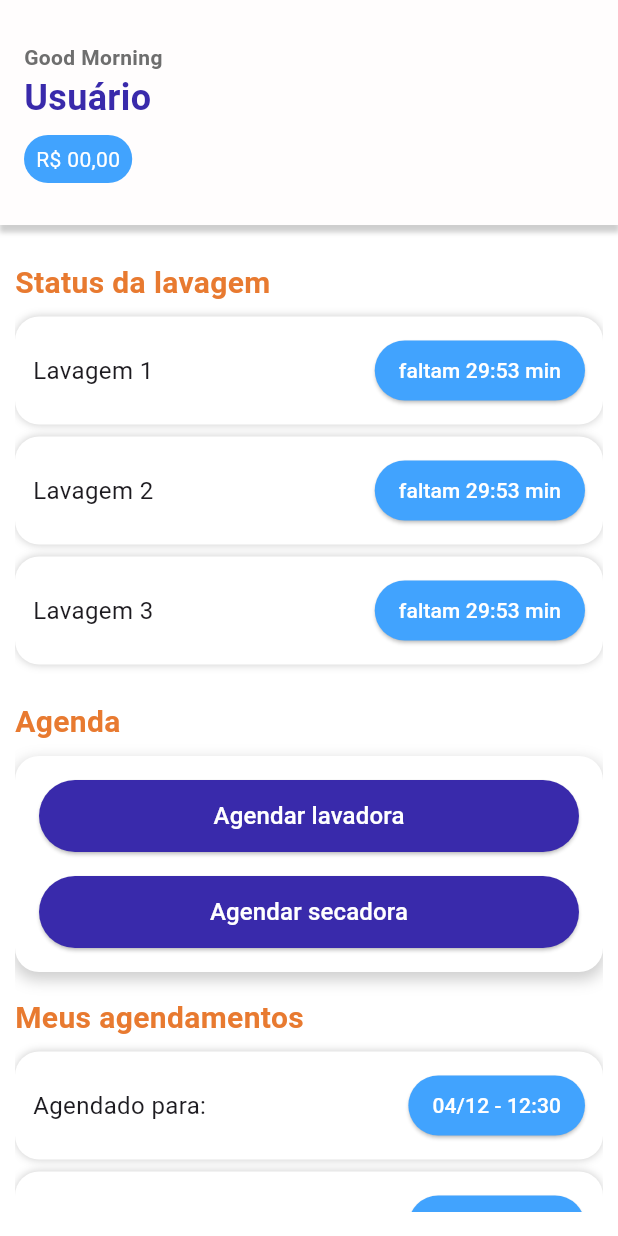
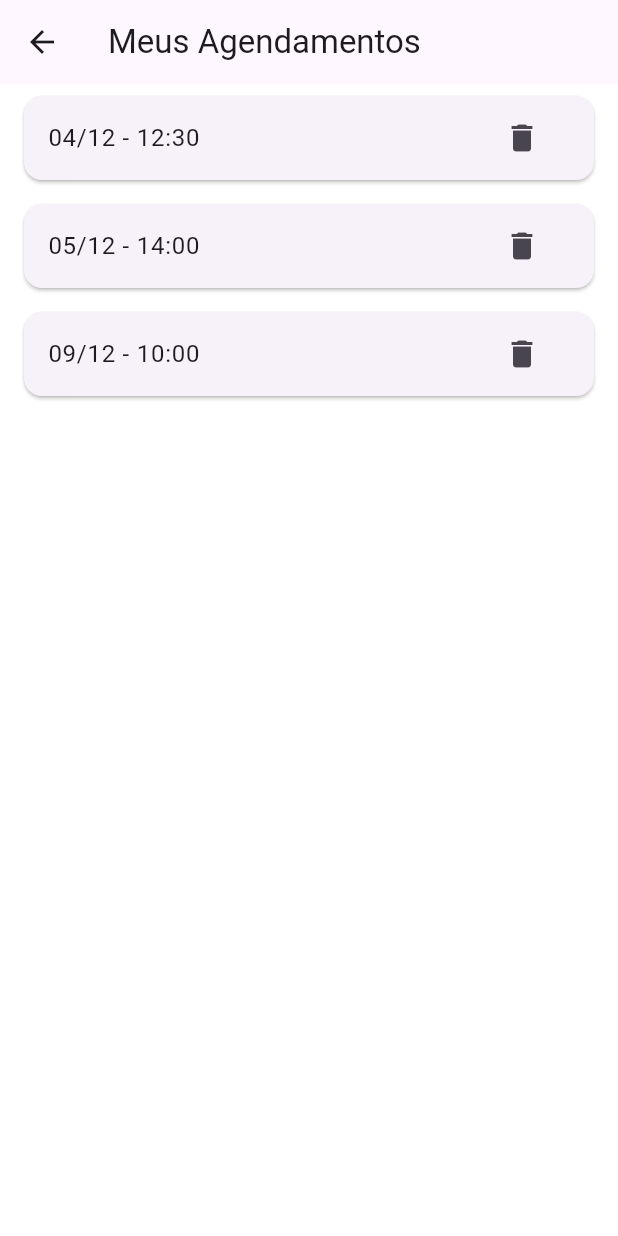
Before and after one commit to EduardoSimasL/flutter_lavapp, a Flutter app: the screen it shows after launch, after a tap on "04/12 - 12:30", on a phone screen of 412 x 824 dp. Run offline on Flutter 3.47's test engine with Material 3 defaults, Android fonts, the phone set to English and light mode, and no system bars; our stand-ins replace bloc, flutter_bloc.

Commit message:
Navegação da myschedulepage

```diff
--- a/analysis_options.yaml
+++ b/analysis_options.yaml
@@ -1 +1,4 @@
 include: package:flutter_lints/flutter.yaml
+analyzer:
+  errors:
+    prefer_typing_uninitialized_variables: ignore
--- a/lib/blocs/navigation_bloc.dart
+++ b/lib/blocs/navigation_bloc.dart
@@ -13,8 +13,14 @@ class NavigationBloc extends Bloc<NavigationEvent, NavigationState> {
       emit(HomeState());
     });
 
-    on<NavigateToLiveMachinesPage>((event, emit) { // Novo evento
+    on<NavigateToLiveMachinesPage>((event, emit) {
+      // Novo evento
       emit(LiveMachinesState());
+    });
+
+    on<NavigateToMySchedulePage>((event, emit) {
+      // Novo evento
+      emit(MyScheduleState());
     });
   }
 }
--- a/lib/blocs/navigation_event.dart
+++ b/lib/blocs/navigation_event.dart
@@ -5,3 +5,5 @@ class NavigateToHomePage extends NavigationEvent {}
 class NavigateToSchedulePage extends NavigationEvent {}
 
 class NavigateToLiveMachinesPage extends NavigationEvent {} // Novo evento
+
+class NavigateToMySchedulePage extends NavigationEvent {}
--- a/lib/blocs/navigation_state.dart
+++ b/lib/blocs/navigation_state.dart
@@ -5,3 +5,5 @@ class HomeState extends NavigationState {}
 class ScheduleState extends NavigationState {}
 
 class LiveMachinesState extends NavigationState {} // Novo estado
+
+class MyScheduleState extends NavigationState {}
--- a/lib/home_page.dart
+++ b/lib/home_page.dart
@@ -1,72 +1,71 @@
 import 'package:flutter/material.dart';
 import 'package:flutter_bloc/flutter_bloc.dart';
-import 'blocs/navigation_bloc.dart';
-import 'blocs/navigation_event.dart';
-import 'blocs/navigation_state.dart';
-// import 'schedule_page.dart';
-// import 'live_machines_page.dart';
+import 'package:Lavapp/blocs/navigation_bloc.dart';
+import 'package:Lavapp/blocs/navigation_event.dart';
+import 'package:Lavapp/blocs/navigation_state.dart';
+import 'package:Lavapp/my_schedule_page.dart';
 import 'package:Lavapp/utils/colors.dart';
 
 class HomePage extends StatelessWidget {
-
   final List<String> statusItems = ['Lavagem 1', 'Lavagem 2', 'Lavagem 3'];
-  final List<String> agendamentoItems = ['04/12 - 12:30', '05/12 - 14:00', '06/12 - 10:00'];
+  final List<String> agendamentoItems = [
+    '04/12 - 12:30',
+    '05/12 - 14:00',
+    '06/12 - 10:00'
+  ];
 
   @override
   Widget build(BuildContext context) {
     return BlocListener<NavigationBloc, NavigationState>(
       listener: (context, state) {
-        if (state is ScheduleState) {
-          // Navigator.push(
-          //   context,
-          //   MaterialPageRoute(builder: (context) => SchedulePage()),
-          // );
-        } else if (state is LiveMachinesState) {
-          // Navigator.push(
-          //   context,
-          //   MaterialPageRoute(builder: (context) => LiveMachinesPage()),
-          // );
+        if (state is MyScheduleState) {
+          Navigator.push(
+            context,
+            MaterialPageRoute(builder: (context) => MySchedulePage()),
+          );
         } else if (state is HomeState) {
           Navigator.popUntil(context, (route) => route.isFirst);
         }
       },
       child: Scaffold(
         appBar: PreferredSize(
-          preferredSize:
-              const Size.fromHeight(150.0), // Aumentando a altura da AppBar
+          preferredSize: const Size.fromHeight(150.0),
           child: Container(
             decoration: BoxDecoration(
-              color: AppColors.white, // Cor da AppBar
+              color: AppColors.white,
               boxShadow: [
                 BoxShadow(
                   color: Colors.grey.withOpacity(0.5),
                   spreadRadius: 1,
                   blurRadius: 2,
-                  offset: Offset(0, 4), // Sombra na parte de baixo
+                  offset: Offset(0, 4),
                 ),
               ],
             ),
             child: AppBar(
-              backgroundColor: AppColors
-                  .white, // Deixa transparente para o Container cuidar da cor
-              elevation: 0, // Remove a sombra padrão da AppBar
+              backgroundColor: AppColors.white,
+              elevation: 0,
               flexibleSpace: Padding(
-                padding: const EdgeInsets.symmetric(
-                    horizontal: 16.0, vertical: 20.0),
+                padding: const EdgeInsets.symmetric(horizontal: 16.0, vertical: 20.0),
                 child: Column(
                   mainAxisAlignment: MainAxisAlignment.center,
                   crossAxisAlignment: CrossAxisAlignment.start,
                   children: [
-                    const Text('Good Morning',
+                    const Text(
+                      'Good Morning',
                       style: TextStyle(
                         color: AppColors.gray,
                         fontWeight: FontWeight.bold,
-                        )),
-                    const Text('Usuário',
+                      ),
+                    ),
+                    const Text(
+                      'Usuário',
                       style: TextStyle(
                         fontSize: 24,
                         color: AppColors.darkBlue,
-                            fontWeight: FontWeight.bold)),
+                        fontWeight: FontWeight.bold,
+                      ),
+                    ),
                     const SizedBox(height: 8),
                     Container(
                       padding: const EdgeInsets.symmetric(horizontal: 8, vertical: 6),
@@ -74,8 +73,10 @@ class HomePage extends StatelessWidget {
                         color: AppColors.lightBlue,
                         borderRadius: BorderRadius.circular(20),
                       ),
-                      child: const Text('R\$ 00,00',
-                          style: TextStyle(color: Colors.white)),
+                      child: const Text(
+                        'R\$ 00,00',
+                        style: TextStyle(color: Colors.white),
+                      ),
                     ),
                   ],
                 ),
@@ -84,15 +85,12 @@ class HomePage extends StatelessWidget {
           ),
         ),
         body: Padding(
-          padding: const EdgeInsets.only(
-              left: 10.0, right: 10.0, bottom: 16.0, top: 0),
+          padding: const EdgeInsets.all(10.0),
           child: SingleChildScrollView(
             child: Column(
               crossAxisAlignment: CrossAxisAlignment.start,
               children: [
                 const SizedBox(height: 24),
-                // _buildUserInfoSection(),
-                // const SizedBox(height: 16),
                 _buildSectionTitle('Status da lavagem'),
                 const SizedBox(height: 8),
                 _buildStatusLavagem(context, statusItems),
@@ -112,13 +110,6 @@ class HomePage extends StatelessWidget {
     );
   }
 
-  // Widget _buildUserInfoSection() {
-  //   return Row(
-  //     mainAxisAlignment: MainAxisAlignment.spaceBetween,
-  //     children: [],
-  //   );
-  // }
-
   Widget _buildSectionTitle(String title) {
     return Text(
       title,
@@ -132,41 +123,40 @@ class HomePage extends StatelessWidget {
 
   Widget _buildStatusLavagem(BuildContext context, List<String> items) {
     return Column(
-    children: items
-        .map((item) => Padding(
+      children: items.map((item) {
+        return Padding(
           padding: const EdgeInsets.only(bottom: 8.0),
           child: _buildLavagemItem(context, item),
-            ))
-        .toList(),
+        );
+      }).toList(),
     );
   }
 
   Widget _buildAgendamentos(BuildContext context, List<String> items) {
     return Column(
-    children: items
-        .map((item) => Padding(
+      children: items.map((item) {
+        return Padding(
           padding: const EdgeInsets.only(bottom: 8.0),
           child: _buildAgendamentoItem(context, item),
-            ))
-        .toList(),
+        );
+      }).toList(),
     );
   }
 
-
   Widget _buildLavagemItem(BuildContext context, String title) {
     return Container(
-      padding: EdgeInsets.all(12),
+      padding: const EdgeInsets.all(12),
       decoration: BoxDecoration(
         color: Colors.white,
         borderRadius: BorderRadius.circular(16),
         boxShadow: [
-          BoxShadow(blurRadius: 4, color: Colors.grey.withOpacity(0.5))
+          BoxShadow(blurRadius: 4, color: Colors.grey.withOpacity(0.5)),
         ],
       ),
       child: Row(
         mainAxisAlignment: MainAxisAlignment.spaceBetween,
         children: [
-          Text(title, style: TextStyle(fontSize: 16)),
+          Text(title, style: const TextStyle(fontSize: 16)),
           _buildTimeRemaining(context),
         ],
       ),
@@ -175,12 +165,12 @@ Widget _buildAgendamentos(BuildContext context, List<String> items) {
 
   Widget _buildAgendamentoItem(BuildContext context, String scheduleTime) {
     return Container(
-      padding: EdgeInsets.all(12),
+      padding: const EdgeInsets.all(12),
       decoration: BoxDecoration(
         color: Colors.white,
         borderRadius: BorderRadius.circular(16),
         boxShadow: [
-          BoxShadow(blurRadius: 4, color: Colors.grey.withOpacity(0.5))
+          BoxShadow(blurRadius: 4, color: Colors.grey.withOpacity(0.5)),
         ],
       ),
       child: Row(
@@ -196,17 +186,16 @@ Widget _buildAgendamentos(BuildContext context, List<String> items) {
   Widget _buildTimeRemaining(BuildContext context) {
     return ElevatedButton(
       style: ElevatedButton.styleFrom(
-      padding: EdgeInsets.symmetric(horizontal: 16, vertical: 8),
+        padding: const EdgeInsets.symmetric(horizontal: 16, vertical: 8),
         backgroundColor: AppColors.lightBlue,
         shape: RoundedRectangleBorder(
           borderRadius: BorderRadius.circular(20),
         ),
       ),
       onPressed: () {
-      // Adicione a ação aqui
         BlocProvider.of<NavigationBloc>(context).add(NavigateToLiveMachinesPage());
       },
-    child: Text(
+      child: const Text(
         'faltam 29:53 min',
         style: TextStyle(color: Colors.white),
       ),
@@ -216,27 +205,25 @@ Widget _buildAgendamentos(BuildContext context, List<String> items) {
   Widget _buildTimeScheduled(BuildContext context, String scheduleTime) {
     return ElevatedButton(
       style: ElevatedButton.styleFrom(
-      padding: EdgeInsets.symmetric(horizontal: 16, vertical: 8),
+        padding: const EdgeInsets.symmetric(horizontal: 16, vertical: 8),
         backgroundColor: AppColors.lightBlue,
         shape: RoundedRectangleBorder(
           borderRadius: BorderRadius.circular(20),
         ),
       ),
       onPressed: () {
-      // Adicione a ação aqui
-      //BlocProvider.of<NavigationBloc>(context).add(NavigateToLiveMachinesPage());
+        BlocProvider.of<NavigationBloc>(context).add(NavigateToMySchedulePage());
       },
       child: Text(
         scheduleTime,
-      style: TextStyle(color: Colors.white),
+        style: const TextStyle(color: Colors.white),
       ),
     );
   }
 
-
   Widget _buildAgenda(BuildContext context) {
     return Container(
-      padding: EdgeInsets.all(16),
+      padding: const EdgeInsets.all(16),
       decoration: BoxDecoration(
         color: Colors.white,
         borderRadius: BorderRadius.circular(16),
@@ -245,12 +232,11 @@ Widget _buildTimeScheduled(BuildContext context, String scheduleTime) {
             color: Colors.grey.withOpacity(0.5),
             spreadRadius: 1,
             blurRadius: 8,
-            offset: Offset(0, 4), // Sombra na parte inferior
+            offset: const Offset(0, 4),
           ),
         ],
       ),
       child: Column(
-        crossAxisAlignment: CrossAxisAlignment.center,
         children: [
           _buildAgendaButton(context, 'Agendar lavadora'),
           const SizedBox(height: 16),
@@ -263,24 +249,18 @@ Widget _buildTimeScheduled(BuildContext context, String scheduleTime) {
   Widget _buildAgendaButton(BuildContext context, String label) {
     return ElevatedButton(
       onPressed: () {
-        // Ação do botão
         BlocProvider.of<NavigationBloc>(context).add(NavigateToSchedulePage());
         print('$label pressionado');
       },
       style: ElevatedButton.styleFrom(
-        backgroundColor:
-            AppColors.darkBlue, // Cor de fundo roxa conforme a imagem
-        foregroundColor: Colors.white, // Cor do texto branca
-        minimumSize:
-            Size(double.infinity, 48), // Faz o botão preencher a largura
+        backgroundColor: AppColors.darkBlue,
+        foregroundColor: Colors.white,
+        minimumSize: const Size(double.infinity, 48),
         shape: RoundedRectangleBorder(
-          borderRadius: BorderRadius.circular(24), // Bordas arredondadas
+          borderRadius: BorderRadius.circular(24),
         ),
       ),
-      child: Text(
-        label,
-        style: TextStyle(fontSize: 16),
-      ),
+      child: Text(label, style: const TextStyle(fontSize: 16)),
     );
   }
 }
--- /dev/null
+++ b/lib/my_schedule_page.dart
@@ -0,0 +1,59 @@
+// ignore_for_file: prefer_typing_uninitialized_variables
+
+import 'package:Lavapp/blocs/navigation_state.dart';
+import 'package:flutter/material.dart';
+
+class MySchedulePage extends StatefulWidget {
+  @override
+  _MySchedulePageState createState() => _MySchedulePageState();
+}
+
+class _MySchedulePageState extends State<MySchedulePage> {
+  // Lista dinâmica de agendamentos
+  List<String> agendamentos = [
+    "04/12 - 12:30",
+    "05/12 - 14:00",
+    "09/12 - 10:00",
+  ];
+
+  @override
+  Widget build(BuildContext context) {
+    return Scaffold(
+      appBar: AppBar(
+        title: Text("Meus Agendamentos"),
+      ),
+      body: ListView.builder(
+        itemCount: agendamentos.length, // Número de itens na lista
+        itemBuilder: (context, index) {
+          return Card(
+            margin: EdgeInsets.symmetric(vertical: 8, horizontal: 16),
+            child: ListTile(
+              title: Text(agendamentos[index]),
+              trailing: IconButton(
+                icon: Icon(Icons.delete),
+                onPressed: () {
+                  // Excluir agendamento e atualizar a lista
+                  setState(() {
+                    print("Excluir agendamento: ${agendamentos[index]}");
+                    agendamentos.removeAt(index);
+                  });
+
+                  // Exemplo de lógica para estado/navegação
+                  var state; // Representação de estado externo
+                  if (state is MyScheduleState) {
+                    Navigator.push(
+                      context,
+                      MaterialPageRoute(builder: (context) => MySchedulePage()),
+                    );
+                  } else {
+                    print("Estado não corresponde a MyScheduleState.");
+                  }
+                },
+              ),
+            ),
+          );
+        },
+      ),
+    );
+  }
+}
```
Also changed, not shown: 1 other file. Lines whose indentation alone changed are shown as unchanged.
